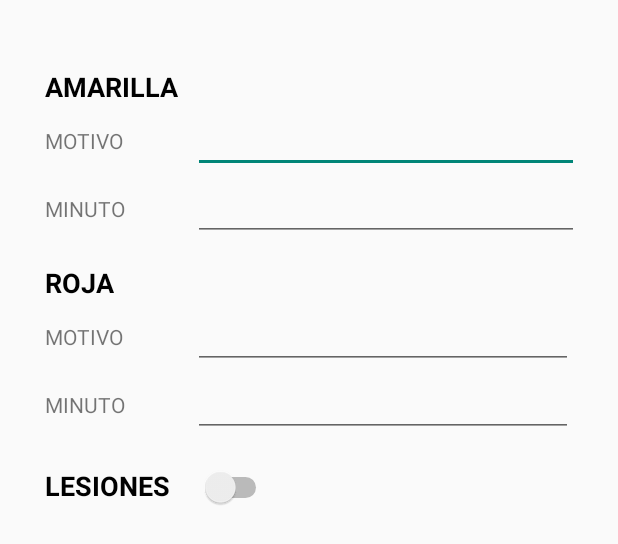
After one commit to Anthua22/FutApp, an Android app: the layout dialogo_evento.xml on its own in the app's theme, with its tools: preview values and no code run, on a phone screen of 412 x 824 dp. The commit adds this screen. Shown: the top 544 px of the screen. Run offline under Robolectric (Android 15) with nearby library versions, the phone set to English and light mode, and no system bars.

Commit message:
Creo el dialogo para la colocación de amarillas y rojas

```diff
--- /dev/null
+++ b/app/src/main/java/com/example/futapp/VistasFragments/DialogoEvento.java
@@ -0,0 +1,72 @@
+package com.example.futapp.VistasFragments;
+
+import android.app.AlertDialog;
+import android.app.Dialog;
+import android.content.DialogInterface;
+import android.os.Bundle;
+import android.view.LayoutInflater;
+import android.view.View;
+import android.widget.CompoundButton;
+import android.widget.EditText;
+import android.widget.LinearLayout;
+import android.widget.Switch;
+
+import androidx.annotation.NonNull;
+import androidx.annotation.Nullable;
+import androidx.fragment.app.DialogFragment;
+
+import com.example.futapp.ClasesPojos.Jugadores;
+import com.example.futapp.R;
+
+public class DialogoEvento extends DialogFragment {
+
+    Jugadores jugadores;
+    EditText motivoamarilla, motivoroja, minutoamarilla,minutoroja, motivolesion;
+    LinearLayout lesionlinear;
+    Switch lesion;
+    public DialogoEvento(Jugadores jugadores){
+        this.jugadores = jugadores;
+    }
+
+    @NonNull
+    @Override
+    public Dialog onCreateDialog(@Nullable Bundle savedInstanceState) {
+        AlertDialog.Builder builder = new AlertDialog.Builder(getActivity());
+        LayoutInflater inflater = requireActivity().getLayoutInflater();
+        View view = inflater.inflate(R.layout.dialogo_evento, null);
+        asignarID(view);
+        builder.setView(view).setPositiveButton("Aceptar", new DialogInterface.OnClickListener() {
+            @Override
+            public void onClick(DialogInterface dialog, int which) {
+
+            }
+        }).setNegativeButton("Cancelar", new DialogInterface.OnClickListener() {
+            @Override
+            public void onClick(DialogInterface dialog, int which) {
+                DialogoEvento.this.getDialog().cancel();
+            }
+        });
+        lesion.setOnCheckedChangeListener(new CompoundButton.OnCheckedChangeListener() {
+            @Override
+            public void onCheckedChanged(CompoundButton buttonView, boolean isChecked) {
+                if(lesion.isChecked()){
+                    lesionlinear.setVisibility(View.VISIBLE);
+                }else{
+                    lesionlinear.setVisibility(View.INVISIBLE);
+                }
+            }
+        });
+
+        return builder.create();
+    }
+
+    void asignarID(View view){
+        motivoamarilla = view.findViewById(R.id.motivo);
+        motivoroja = view.findViewById(R.id.motivoroja);
+        minutoamarilla = view.findViewById(R.id.minutoamarilla);
+        minutoroja = view.findViewById(R.id.minutoroja);
+        motivolesion = view.findViewById(R.id.mtoivolesion);
+        lesion = view.findViewById(R.id.lesionswitch);
+        lesionlinear = view.findViewById(R.id.lesionlinear);
+    }
+}
--- a/app/src/main/java/com/example/futapp/VistasFragments/JugadoresLocalesFragment.java
+++ b/app/src/main/java/com/example/futapp/VistasFragments/JugadoresLocalesFragment.java
@@ -62,7 +62,8 @@ public class JugadoresLocalesFragment extends Fragment {
         adaptadorJugadores.setClickeventoDialogo(new onDialogoEventoClickListener() {
             @Override
             public void onEventoClick(Jugadores jugadores) {
-                Toast.makeText(getActivity(), jugadores.getNombre_completo(),Toast.LENGTH_SHORT).show();
+                DialogFragment dialogFragment = new DialogoEvento(jugadores);
+                dialogFragment.show(getFragmentManager(),"evento");
             }
         });
         adaptadorJugadores.setClickfuncionDialogo(new onDialogoFuncionClickListener() {
--- /dev/null
+++ b/app/src/main/res/layout/dialogo_evento.xml
@@ -0,0 +1,132 @@
+<?xml version="1.0" encoding="utf-8"?>
+<LinearLayout
+    xmlns:android="http://schemas.android.com/apk/res/android" android:layout_width="match_parent"
+    android:layout_height="match_parent"
+    android:padding="30dp"
+    android:orientation="vertical">
+
+    <TextView
+        android:layout_width="wrap_content"
+        android:layout_height="wrap_content"
+        android:textSize="18dp"
+        android:textColor="#000"
+        android:layout_marginTop="15dp"
+        android:textStyle="bold"
+        android:text="AMARILLA"/>
+
+    <TableLayout  android:layout_width="match_parent"
+        android:layout_height="wrap_content"
+        >
+
+        <TableRow android:layout_width="wrap_content"
+            android:layout_height="wrap_content">
+            <TextView
+                android:layout_width="wrap_content"
+                android:layout_height="wrap_content"
+                android:text="MOTIVO"/>
+            <EditText android:layout_width="300dp"
+                android:layout_height="wrap_content"
+                android:layout_marginLeft="45dp"
+                android:id="@+id/motivo"/>
+
+        </TableRow>
+        <TableRow android:layout_width="wrap_content"
+            android:layout_height="wrap_content"
+            >
+            <TextView android:layout_height="wrap_content"
+                android:layout_width="wrap_content"
+                android:text="MINUTO"/>
+            <EditText android:layout_width="2dp"
+                android:layout_height="wrap_content"
+                android:inputType="number"
+                android:layout_marginLeft="45dp"
+                android:id="@+id/minutoamarilla"/>
+        </TableRow>
+    </TableLayout>
+    <TextView
+        android:layout_width="wrap_content"
+        android:layout_height="wrap_content"
+        android:textSize="18dp"
+        android:textColor="#000"
+        android:layout_marginTop="15dp"
+        android:textStyle="bold"
+        android:text="ROJA"/>
+
+    <TableLayout  android:layout_width="match_parent"
+        android:layout_height="wrap_content"
+        android:stretchColumns="1">
+
+        <TableRow android:layout_width="match_parent"
+            android:layout_height="wrap_content">
+            <TextView
+                android:layout_width="wrap_content"
+                android:layout_height="wrap_content"
+                android:text="MOTIVO"/>
+            <EditText android:layout_width="match_parent"
+                android:layout_height="wrap_content"
+                android:layout_marginLeft="45dp"
+                android:id="@+id/motivoroja"/>
+
+        </TableRow>
+        <TableRow android:layout_width="match_parent"
+            android:layout_height="wrap_content"
+            >
+            <TextView android:layout_height="wrap_content"
+                android:layout_width="wrap_content"
+                android:text="MINUTO"/>
+            <EditText android:layout_width="15dp"
+                android:layout_marginLeft="45dp"
+                android:layout_height="wrap_content"
+                android:inputType="number"
+                android:id="@+id/minutoroja"/>
+        </TableRow>
+    </TableLayout>
+
+
+    <TableLayout  android:layout_width="match_parent"
+        android:layout_height="wrap_content"
+        android:layout_marginTop="20dp"
+        android:stretchColumns="1">
+
+        <TableRow android:layout_width="match_parent"
+            android:layout_height="wrap_content">
+            <TextView
+                android:layout_width="wrap_content"
+                android:layout_height="wrap_content"
+                android:textSize="18dp"
+                android:textColor="#000"
+                android:textStyle="bold"
+                android:text="LESIONES"/>
+            <Switch
+                android:layout_width="wrap_content"
+                android:layout_height="wrap_content"
+                android:id="@+id/lesionswitch"
+                android:layout_gravity="left"
+                android:layout_marginLeft="20dp"
+                />
+        </TableRow>
+
+    </TableLayout>
+
+    <LinearLayout
+        android:layout_width="match_parent"
+        android:layout_height="wrap_content"
+        android:layout_marginTop="20dp"
+        android:id="@+id/lesionlinear"
+        android:visibility="invisible"
+        android:orientation="horizontal">
+        <TextView
+            android:layout_width="wrap_content"
+            android:layout_height="wrap_content"
+            android:text="OBSERVACIONES"
+            android:textSize="12dp"/>
+        <EditText
+            android:layout_width="match_parent"
+            android:layout_height="wrap_content"
+            android:layout_marginLeft="3dp"
+            android:id="@+id/mtoivolesion"/>
+    </LinearLayout>
+
+
+
+</LinearLayout>
```
